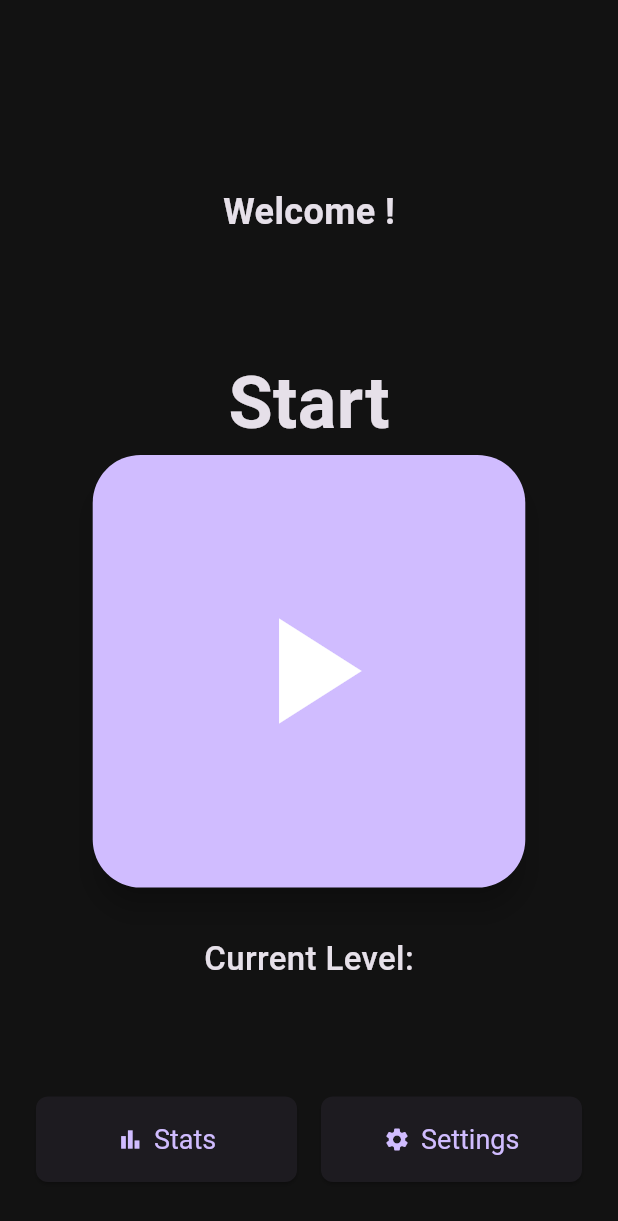
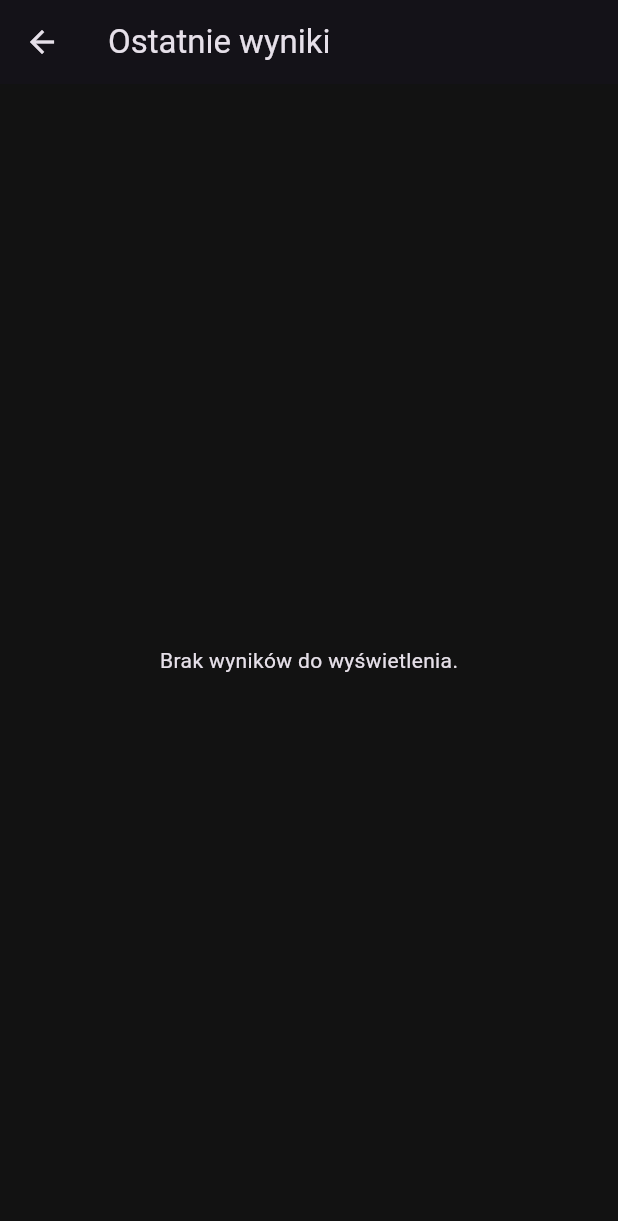
Before and after one commit to Kacpay/Fullstack_Projekt, a Flutter app: the HomePage screen opened directly, after a tap on "Stats", on a phone screen of 412 x 824 dp. Shown: the top 1221 px of the screen. Run offline on Flutter 3.47's test engine with Material 3 defaults, Android fonts, the phone set to English and light mode, and no system bars; our stand-ins replace fl_chart, flutter_riverpod, fpdart, riverpod_annotation, shared_preferences; accounts and stored records are empty; generated files the repository leaves out were written again.

Commit message:
dodanie funkcji przeglądu ostanich wyników

```diff
--- a/client/lib/features/home/model/game_result_model.dart
+++ b/client/lib/features/home/model/game_result_model.dart
@@ -18,16 +18,16 @@ class GameResultModel {
       'userId': userId,
       'score': score,
       'submittedAt': submittedAt.toIso8601String(),
-      'level': level, // Dodano poziom
+      'level': level,
     };
   }
 
   factory GameResultModel.fromMap(Map<String, dynamic> map) {
     return GameResultModel(
-      userId: map['userId'] ?? '',
+      userId: map['userId'] ?? map['user_id'] ?? '',
       score: map['score'] ?? 0,
-      submittedAt: DateTime.parse(map['submittedAt']),
-      level: map['level'] ?? 1, // Dodano poziom
+      submittedAt: DateTime.parse(map['submittedAt'] ?? map['submitted_at']),
+      level: map['level'] ?? 1,
     );
   }
 
--- a/client/lib/features/home/view/pages/home_page.dart
+++ b/client/lib/features/home/view/pages/home_page.dart
@@ -1,5 +1,6 @@
 import 'package:client/core/providers/current_user_notifier.dart';
 import 'package:client/features/home/view/pages/n_back_game_page.dart';
+import 'package:client/features/home/view/pages/n_back_stats_page.dart';
 import 'package:flutter/material.dart';
 import 'package:flutter_riverpod/flutter_riverpod.dart';
 
@@ -82,7 +83,12 @@ class HomePage extends ConsumerWidget {
                       textStyle: const TextStyle(fontSize: 18),
                     ),
                     onPressed: () {
-                      // TODO: Przejdź do ekranu statystyk
+                      Navigator.push(
+                        context,
+                        MaterialPageRoute(
+                          builder: (context) => const NBackStatsPage(),
+                        ),
+                      );
                     },
                   ),
                 ),
--- /dev/null
+++ b/client/lib/features/home/view/pages/n_back_stats_page.dart
@@ -0,0 +1,152 @@
+import 'package:client/core/providers/current_user_notifier.dart';
+import 'package:client/features/home/model/game_result_model.dart';
+import 'package:client/features/home/repositories/home_remote_repository.dart';
+import 'package:flutter/material.dart';
+import 'package:flutter_riverpod/flutter_riverpod.dart';
+import 'package:fl_chart/fl_chart.dart';
+import 'package:fpdart/fpdart.dart';
+
+class NBackStatsPage extends ConsumerStatefulWidget {
+  const NBackStatsPage({super.key});
+
+  @override
+  ConsumerState<NBackStatsPage> createState() => _NBackStatsPageState();
+}
+
+class _NBackStatsPageState extends ConsumerState<NBackStatsPage> {
+  late Future<List<GameResultModel>> _recentResultsFuture;
+
+  @override
+  void initState() {
+    super.initState();
+    _recentResultsFuture = _fetchRecentResults();
+  }
+
+  Future<List<GameResultModel>> _fetchRecentResults() async {
+    final user = ref.read(currentUserNotifierProvider);
+    if (user == null) return [];
+    final repo = ref.read(homeRemoteRepositoryProvider);
+    final res = await repo.getRecentResults(token: user.token);
+    switch (res) {
+      case Left():
+        return [];
+      case Right(value: final list):
+        return list;
+    }
+  }
+
+  @override
+  Widget build(BuildContext context) {
+    return Scaffold(
+      appBar: AppBar(title: const Text('Ostatnie wyniki')),
+      body: FutureBuilder<List<GameResultModel>>(
+        future: _recentResultsFuture,
+        builder: (context, snapshot) {
+          if (snapshot.connectionState != ConnectionState.done) {
+            return const Center(child: CircularProgressIndicator());
+          }
+          final results = snapshot.data ?? [];
+          if (results.isEmpty) {
+            return const Center(child: Text('Brak wyników do wyświetlenia.'));
+          }
+          results.sort((a, b) => a.submittedAt.compareTo(b.submittedAt));
+          return Padding(
+            padding: const EdgeInsets.all(16.0),
+            child: Column(
+              children: [
+                const Text(
+                  'Ostatnie 5 wyników',
+                  style: TextStyle(fontSize: 22, fontWeight: FontWeight.bold),
+                ),
+                const SizedBox(height: 24),
+                SizedBox(
+                  height: 250,
+                  child: BarChart(
+                    BarChartData(
+                      barTouchData: BarTouchData(
+                        enabled: false,
+                        touchTooltipData: BarTouchTooltipData(
+                          tooltipBgColor: Colors.transparent,
+                          tooltipPadding: EdgeInsets.zero,
+                          tooltipMargin: 0,
+                          getTooltipItem: (group, groupIndex, rod, rodIndex) {
+                            final value = (results[group.x.toInt()].level * 10 + results[group.x.toInt()].score);
+                            return BarTooltipItem(
+                              '$value',
+                              TextStyle(
+                                color: Theme.of(context).colorScheme.primary,
+                                fontWeight: FontWeight.bold,
+                                fontSize: 16,
+                              ),
+                            );
+                          },
+                        ),
+                      ),
+                      gridData: FlGridData(show: true),
+                      borderData: FlBorderData(show: true),
+                      titlesData: FlTitlesData(
+                        leftTitles: AxisTitles(
+                          sideTitles: SideTitles(showTitles: false),
+                        ),
+                        bottomTitles: AxisTitles(
+                          sideTitles: SideTitles(
+                            showTitles: true,
+                            getTitlesWidget: (value, meta) {
+                              final idx = value.toInt();
+                              if (idx < 0 || idx >= results.length) return const SizedBox();
+                              final date = results[idx].submittedAt;
+                              return Padding(
+                                padding: const EdgeInsets.only(top: 8.0),
+                                child: Text('${date.day}.${date.month}'),
+                              );
+                            },
+                          ),
+                        ),
+                        rightTitles: AxisTitles(sideTitles: SideTitles(showTitles: false)),
+                        topTitles: AxisTitles(sideTitles: SideTitles(showTitles: false)),
+                      ),
+                      minY: 0,
+                      maxY: results
+                              .map((e) => e.level * 10 + e.score)
+                              .fold<double>(0, (prev, e) => e > prev ? e.toDouble() : prev) +
+                          5,
+                      barGroups: [
+                        for (int i = 0; i < results.length; i++)
+                          BarChartGroupData(
+                            x: i,
+                            barRods: [
+                              BarChartRodData(
+                                toY: (results[i].level * 10 + results[i].score).toDouble(),
+                                color: Theme.of(context).colorScheme.primary,
+                                width: 24,
+                                borderRadius: BorderRadius.circular(6),
+                              ),
+                            ],
+                            showingTooltipIndicators: [0],
+                          ),
+                      ],
+                    ),
+                  ),
+                ),
+                const SizedBox(height: 32),
+                Expanded(
+                  child: ListView.builder(
+                    itemCount: results.length,
+                    itemBuilder: (context, i) {
+                      final r = results[i];
+                      return ListTile(
+                        leading: CircleAvatar(child: Text('${r.score}')),
+                        title: Text('Poziom: ${r.level}'),
+                        subtitle: Text('Data: ${r.submittedAt.day}.${r.submittedAt.month}.${r.submittedAt.year}'),
+                      );
+                    },
+                  ),
+                ),
+              ],
+            ),
+          );
+        },
+      ),
+    );
+  }
+}
--- a/client/pubspec.yaml
+++ b/client/pubspec.yaml
@@ -39,6 +39,7 @@ dependencies:
   flutter_riverpod: ^2.6.1
   riverpod_annotation: ^2.6.1
   shared_preferences: ^2.5.3
+  fl_chart: ^0.66.0
 
 dev_dependencies:
   flutter_test:
```
Also changed, not shown: client/lib/features/home/repositories/home_remote_repository.dart (+25 -0 lines), client/lib/features/home/viewmodel/n_back_game_viewmodel.dart (+16 -5 lines), client/pubspec.lock, 1 other file.
